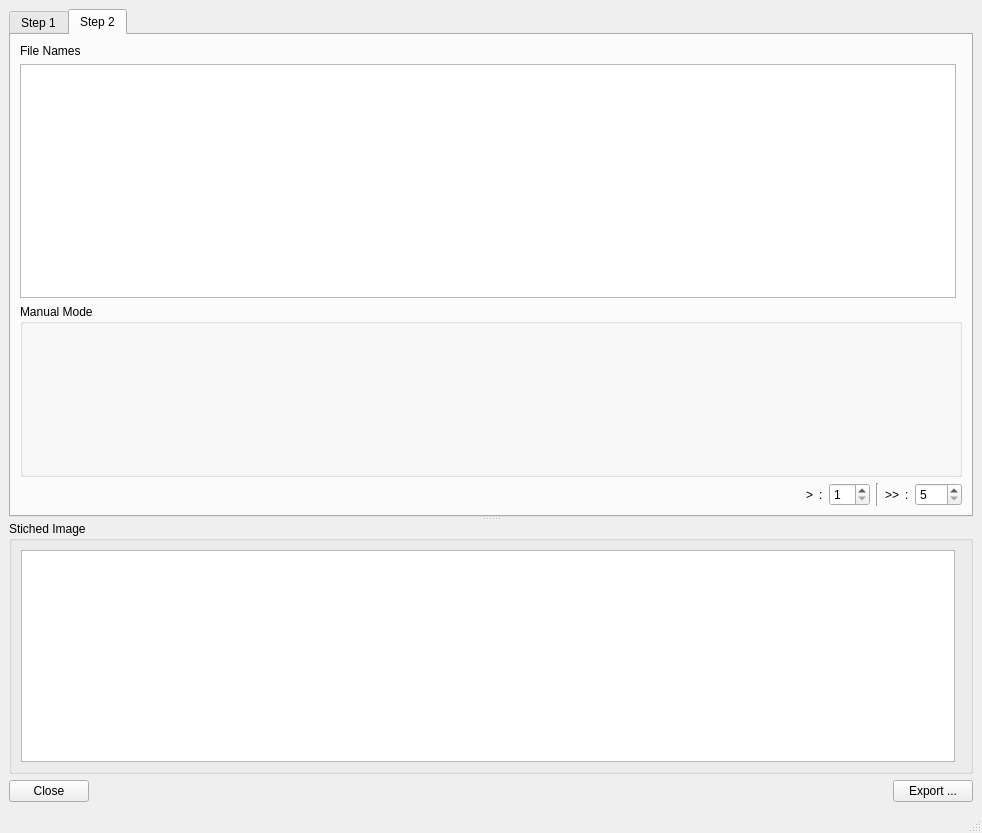
First picture: the form in ui/ui_panoramic_stitching.ui, repository neutronimaging/python_notebooks, before the edit.
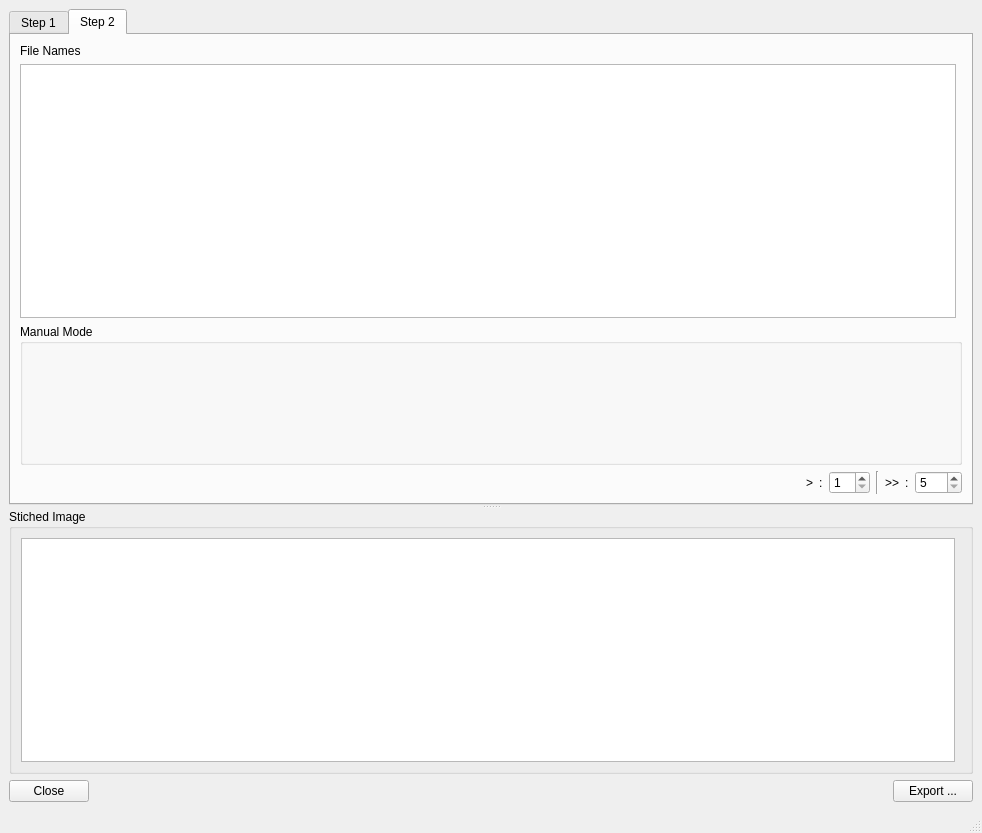
Second picture: the form after the edit.

Patch:
```diff
--- a/ui/ui_panoramic_stitching.ui
+++ b/ui/ui_panoramic_stitching.ui
@@ -146,6 +146,9 @@
              <layout class="QGridLayout" name="gridLayout">
               <item row="0" column="3">
                <widget class="QPushButton" name="up_up_button">
+                <property name="styleSheet">
+                 <string notr="true">border: None</string>
+                </property>
                 <property name="text">
                  <string/>
                 </property>
@@ -156,6 +159,9 @@
               </item>
               <item row="1" column="3">
                <widget class="QPushButton" name="up_button">
+                <property name="styleSheet">
+                 <string notr="true">border: None</string>
+                </property>
                 <property name="text">
                  <string/>
                 </property>
@@ -269,6 +275,9 @@
               </item>
               <item row="3" column="3">
                <widget class="QPushButton" name="down_button">
+                <property name="styleSheet">
+                 <string notr="true">border: None</string>
+                </property>
                 <property name="text">
                  <string/>
                 </property>
@@ -279,6 +288,9 @@
               </item>
               <item row="4" column="3">
                <widget class="QPushButton" name="down_down_button">
+                <property name="styleSheet">
+                 <string notr="true">border: None</string>
+                </property>
                 <property name="text">
                  <string/>
                 </property>
```
Left out of the diff: 96 changed lines with no effect on the pictures.
